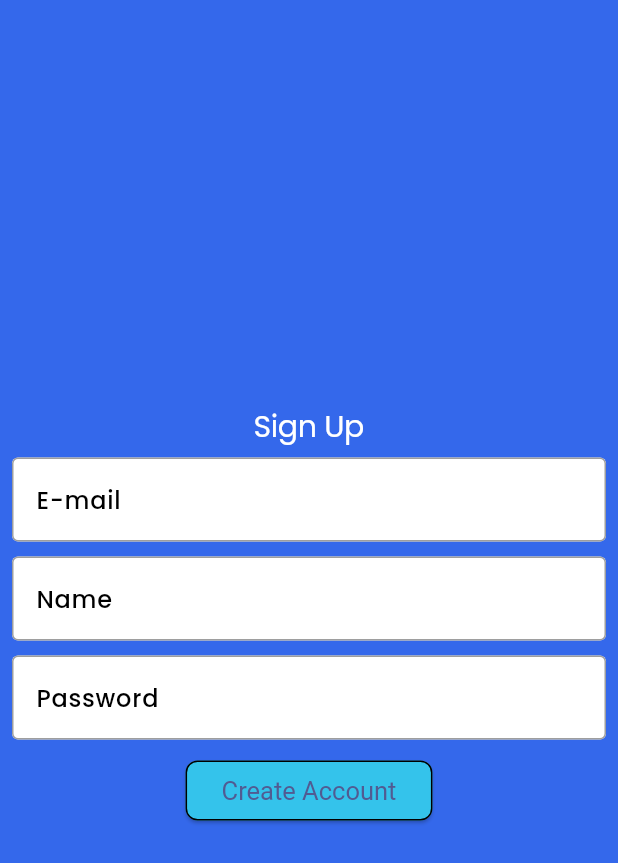
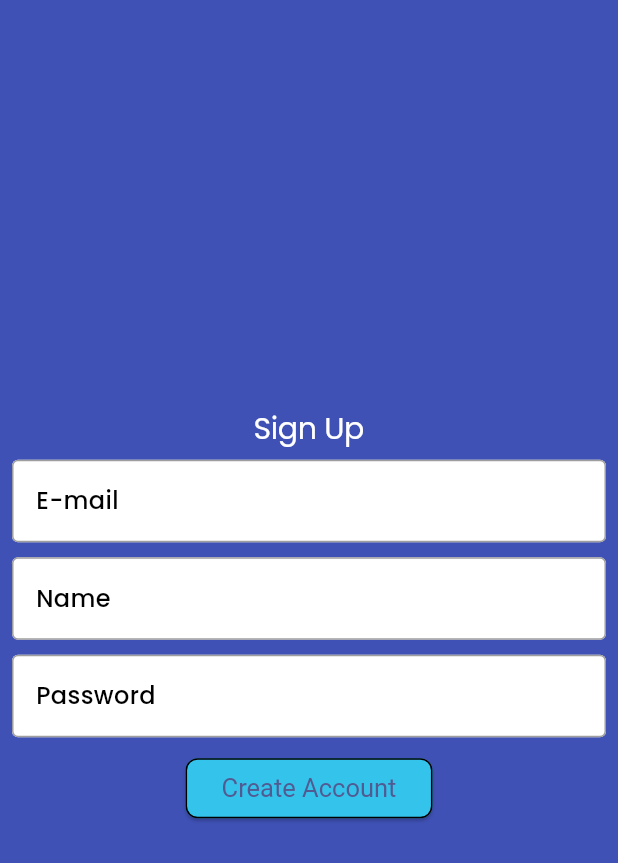
Before and after one commit to dhavalparmar1108/intelli-chat, a Flutter app: the SignUp screen opened directly, on a phone screen of 412 x 824 dp. Shown: the top 863 px of the screen. Run offline on Flutter 3.47's test engine with Material 3 defaults, Android fonts, the phone set to English and light mode, and no system bars; our stand-ins replace cloud_firestore, firebase_auth, firebase_core, flutter_screenutil, get, get_storage and 1 more; accounts and stored records are empty; network calls fail.

Commit message:
-Implemented Firebase operation for login and singup -Implemented Login -Implemented SignUp

```diff
--- a/lib/app_screens/auth_screens/sign_up.dart
+++ b/lib/app_screens/auth_screens/sign_up.dart
@@ -1,5 +1,18 @@
+import 'dart:developer';
+import 'dart:ui';
+
 import 'package:flutter/material.dart';
 import 'package:flutter_screenutil/flutter_screenutil.dart';
+import 'package:get/get.dart';
+import 'package:get/get_core/src/get_main.dart';
+import 'package:intelli_chat/app_screens/home.dart';
+import 'package:intelli_chat/common_utilities/firbebase_helper/firebase_functions.dart';
+import 'package:intelli_chat/common_utilities/get_storage_utility/get_storage_functions.dart';
+import 'package:intelli_chat/cutsom_navigation/custom_navigation.dart';
+import 'package:intelli_chat/get_controllers/sign_up_controllers/email_controller.dart';
+import 'package:intelli_chat/get_controllers/sign_up_controllers/loading_controller.dart';
+import 'package:intelli_chat/get_controllers/sign_up_controllers/name_controller.dart';
+import 'package:intelli_chat/get_controllers/sign_up_controllers/password_controller.dart';
 import 'package:intelli_chat/screen_util/screen_util.dart';
 
 class SignUp extends StatefulWidget {
@@ -10,12 +23,30 @@ class SignUp extends StatefulWidget {
 }
 
 class _SignUpState extends State<SignUp> {
+
+  late SignUpNameController nameController;
+  late SignUpEmailController emailController;
+  late SignUpPasswordController passwordController;
+  late SignUpLoadingController loadingController;
+
+  @override
+  void initState() {
+    // TODO: implement initState
+    super.initState();
+    nameController = Get.find<SignUpNameController>();
+    emailController = Get.find<SignUpEmailController>();
+    passwordController = Get.find<SignUpPasswordController>();
+    loadingController = Get.find<SignUpLoadingController>();
+  }
   @override
   Widget build(BuildContext context) {
     SizeConstants.setScreenAwareConstant(context);
     return SafeArea(
       child: Scaffold(
-        body: Padding(
+        backgroundColor: Colors.indigo,
+        body: Stack(
+          children: [
+            Padding(
               padding: const EdgeInsets.all(8.0),
               child: Center(
                 child: Column(
@@ -25,27 +56,88 @@ class _SignUpState extends State<SignUp> {
                     Text("Sign Up" , style: Theme.of(context).textTheme.displayLarge,),
                     SizedBox(height: 10.h),
                     TextFormField(
-                  decoration: InputDecoration(
+                      style: Theme.of(context).textTheme.bodyMedium!.copyWith(
+                          fontWeight: FontWeight.w500
+                      ),
+                      validator: (String? value) {
+                        return (value != null && value.contains('@')) ? null : 'Do not use the @ char.';
+                      },
+                      onChanged: (val)
+                      {
+                        emailController.email.value = val;
+                      },
+                      decoration: const InputDecoration(
                         hintText: "E-mail"
                       ),
                     ),
                     SizedBox(height: 10.h),
                     TextFormField(
-                  decoration: InputDecoration(
+                      style: Theme.of(context).textTheme.bodyMedium!.copyWith(
+                          fontWeight: FontWeight.w500
+                      ),
+                      onChanged: (val)
+                      {
+                        nameController.name.value = val;
+                      },
+                      validator: (String? value) {
+                        return (value == null && value!.isEmpty) ? 'Please enter your name' : null;
+                      },
+                      decoration: const InputDecoration(
                           hintText: "Name"
                       ),
                     ),
                     SizedBox(height: 10.h),
                     TextFormField(
-                  decoration: InputDecoration(
+                      style: Theme.of(context).textTheme.bodyMedium!.copyWith(
+                          fontWeight: FontWeight.w500
+                      ),
+                      onChanged: (val){
+                        passwordController.password.value = val;
+                      },
+                      validator: (String? value) {
+                        return (value == null && value!.isEmpty) ? 'Please enter password' : null;
+                      },
+                      decoration: const InputDecoration(
                           hintText: "Password"
                       ),
                     ),
                     SizedBox(height: 10.h),
-                ElevatedButton(onPressed: (){}, child: Text("Create Account"))
+                    ElevatedButton(onPressed: () async {
+                      FocusScope.of(context).unfocus();
+                      loadingController.isLoading.value = true;
+                      await Future.delayed(Duration(seconds: 3));
+                      bool x =await FirebaseHelper().createUser(emailController.email.value, nameController.name.value,  passwordController.password.value);
+                      if(x)
+                        {
+                          CustomNavigation.pushAndRemoveUntil(context: context, className: Home());
+                        }
+                      loadingController.isLoading.value = false;
+                      }, child: const Text("Create Account"))
                   ],
                 ),
               ),
+            ),
+            Obx(() => loadingController.isLoading.value ? BackdropFilter(
+                filter: ImageFilter.blur(sigmaX: 5.0, sigmaY: 5.0),
+                child: Container(
+                  width: MediaQuery.of(context).size.width,
+                  height: MediaQuery.of(context).size.height,
+                  decoration: BoxDecoration(
+                    color: Colors.white.withOpacity(0.2),
+                    borderRadius: BorderRadius.circular(15.0),
+                    border: Border.all(
+                      color: Colors.white.withOpacity(0.2),
+                    ),
+                  ),
+                  child: Center(
+                    child: Container(
+                        height: 5.sp,
+                        width: 50.sp,
+                        color: Colors.cyan,
+                        child: LinearProgressIndicator()),
+                  ),
+                )) : SizedBox(height: 0, width: 0,))
+          ],
         ),
       ),
     );
--- /dev/null
+++ b/lib/common_utilities/get_storage_utility/get_storage_functions.dart
@@ -0,0 +1,20 @@
+import 'package:get_storage/get_storage.dart';
+
+class StorageService {
+
+  GetStorage storage = GetStorage();
+  // Save data to storage
+  void saveData(String key, dynamic value) {
+    storage.write(key, value);
+  }
+
+  // Read data from storage
+  dynamic readData(String key) {
+    return storage.read(key);
+  }
+
+  // Remove data from storage
+  void removeData(String key) {
+    storage.remove(key);
+  }
+}
--- /dev/null
+++ b/lib/constants/constants.dart
@@ -0,0 +1,12 @@
+class Constants
+{
+  static String userId = 'userId';
+  static String email = 'email';
+  static String name = 'name';
+  static String password = 'password';
+}
+
+class Static
+{
+  static String userId = "";
+}
--- /dev/null
+++ b/lib/get_controllers/login_controllers/email_controller.dart
@@ -0,0 +1,6 @@
+import 'package:get/get.dart';
+
+class LoginEmailController
+{
+  RxString  email = "".obs;
+}
--- /dev/null
+++ b/lib/get_controllers/login_controllers/loading_controller.dart
@@ -0,0 +1,6 @@
+import 'package:get/get.dart';
+
+class LoginLoadingController
+{
+  RxBool isLoading = false.obs;
+}
--- /dev/null
+++ b/lib/get_controllers/login_controllers/password_controller.dart
@@ -0,0 +1,6 @@
+import 'package:get/get.dart';
+
+class LoginPasswordController
+{
+  RxString password = "".obs;
+}
--- /dev/null
+++ b/lib/get_controllers/sign_up_controllers/email_controller.dart
@@ -0,0 +1,6 @@
+import 'package:get/get.dart';
+
+class SignUpEmailController
+{
+  RxString  email = "".obs;
+}
--- /dev/null
+++ b/lib/get_controllers/sign_up_controllers/loading_controller.dart
@@ -0,0 +1,6 @@
+import 'package:get/get.dart';
+
+class SignUpLoadingController
+{
+  RxBool isLoading = false.obs;
+}
--- /dev/null
+++ b/lib/get_controllers/sign_up_controllers/name_controller.dart
@@ -0,0 +1,6 @@
+import 'package:get/get_rx/src/rx_types/rx_types.dart';
+
+class SignUpNameController
+{
+  RxString name = "".obs;
+}
--- /dev/null
+++ b/lib/get_controllers/sign_up_controllers/password_controller.dart
@@ -0,0 +1,6 @@
+import 'package:get/get.dart';
+
+class SignUpPasswordController
+{
+  RxString password = "".obs;
+}
```
Also changed, not shown: lib/app_screens/auth_screens/log_in.dart (+133 -0 lines), lib/app_screens/home.dart (added, +17 -0 lines), lib/app_screens/splash_screen.dart (added, +32 -0 lines), lib/app_theme/themes.dart (+18 -18 lines), lib/common_utilities/firbebase_helper/firebase_functions.dart (added, +79 -0 lines), lib/common_utilities/helper_functions.dart (added, +21 -0 lines), lib/cutsom_navigation/custom_navigation.dart (added, +20 -0 lines), lib/main.dart (+41 -2 lines), pubspec.yaml (+7 -0 lines), pubspec.lock, 3 other files. Lines whose indentation alone changed are shown as unchanged.
